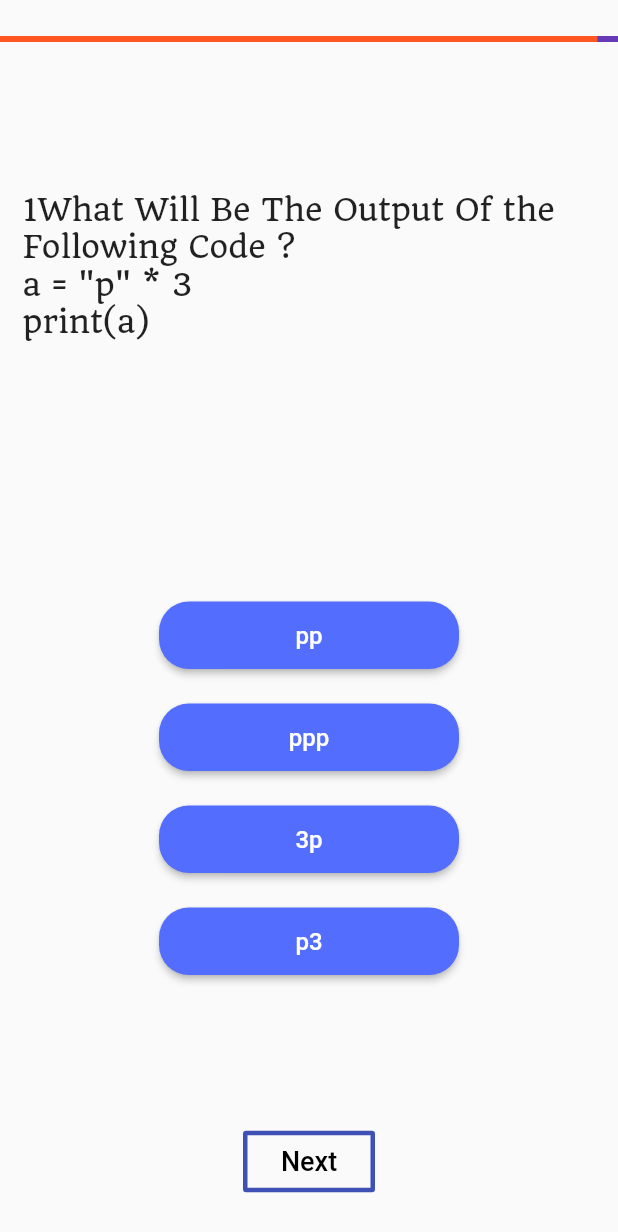
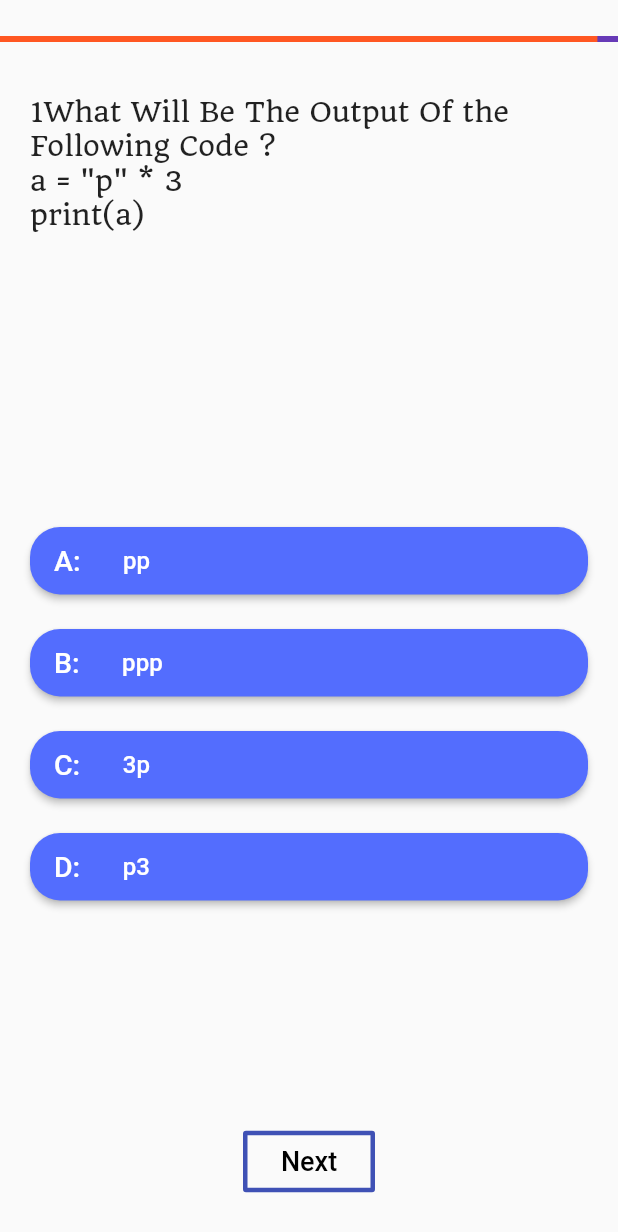
Before and after one commit to umairnawaz333/MyQuizApp-Flutter, a Flutter app: the screen it shows after launch, after a tap on "Python", on a phone screen of 412 x 824 dp. Shown: the top 1232 px of the screen. Run offline on Flutter 3.47's test engine with Material 2 defaults, Android fonts, the phone set to English and light mode, and no system bars; Roboto replaces fonts that are missing (Alike); project files that could hold a hidden picture were left out.

Commit message:
All funtionality Complete now ...

```diff
--- a/lib/home.dart
+++ b/lib/home.dart
@@ -1,3 +1,4 @@
+import 'package:flutter/cupertino.dart';
 import 'package:flutter/material.dart';
 import 'package:flutter/services.dart';
 import 'package:quizstar/quizpage.dart';
@@ -42,19 +43,21 @@ class _homepageState extends State<homepage> {
           elevation: 10.0,
           borderRadius: BorderRadius.circular(25.0),
           child: Container(
-            child: Column(
+            child: Row(
               children: <Widget>[
                 Padding(
                   padding: EdgeInsets.symmetric(
-                    vertical: 10.0,
+                    vertical: 0.0,
                   ),
+                  child: Padding(
+                    padding: const EdgeInsets.all(8.0),
                     child: Material(
+
                       elevation: 5.0,
                       borderRadius: BorderRadius.circular(100.0),
-                    child: Container(
-                      // changing from 200 to 150 as to look better
-                      height: 150.0,
-                      width: 150.0,
+                      child: Container(                    // changing from 200 to 150 as to look better
+                        height: 60.0,
+                        width: 60.0,
                         child: ClipOval(
                           child: Image(
                             fit: BoxFit.cover,
@@ -66,7 +69,9 @@ class _homepageState extends State<homepage> {
                       ),
                     ),
                   ),
-                Center(
+                ),
+                Expanded(
+                  child: Center(
                     child: Text(
                       langname,
                       style: TextStyle(
@@ -74,22 +79,10 @@ class _homepageState extends State<homepage> {
                         color: Colors.white,
                         fontFamily: "Quando",
                         fontWeight: FontWeight.w700,
+
                       ),
                     ),
                   ),
-                Container(
-                  padding: EdgeInsets.all(20.0),
-                  child: Text(
-                    des,
-                    style: TextStyle(
-                      fontSize: 18.0,
-                      color: Colors.white,
-                      fontFamily: "Alike"
-                    ),
-                    maxLines: 5,
-                    textAlign: TextAlign.justify,
-                  ),
-
                 ),
               ],
             ),
@@ -105,15 +98,37 @@ class _homepageState extends State<homepage> {
       DeviceOrientation.portraitDown, DeviceOrientation.portraitUp
     ]);
     return Scaffold(
-      appBar: AppBar(
-        title: Text(
-          "Quizstar",
+      body: Column(
+        children: [
+          Expanded(
+            flex: 2,
+            child: Container(
+              width: double.infinity,
+              decoration: new BoxDecoration(
+                color: Colors.indigo,
+                boxShadow: [
+                  new BoxShadow(blurRadius: 40.0)
+                ],
+                borderRadius: new BorderRadius.vertical(
+                    bottom: new Radius.elliptical(
+                        MediaQuery.of(context).size.width, 100.0)),
+              ),
+              alignment: Alignment.center,
+              child: Center(
+                child: Text(
+                  "Subjects",
                   style: TextStyle(
+                    fontSize: 30.0,
                     fontFamily: "Quando",
+                    color: Colors.white,
                   ),
                 ),
               ),
-      body: ListView(
+            ),
+          ),
+          Expanded(
+            flex: 6,
+            child: ListView(
               children: <Widget>[
                 customcard("Python", images[0], des[0]),
                 customcard("Java", images[1], des[1]),
@@ -122,6 +137,11 @@ class _homepageState extends State<homepage> {
                 customcard("Linux", images[4], des[4]),
               ],
             ),
+          ),
+        ],
+      ),
+
+
     );
   }
 }
--- a/lib/main.dart
+++ b/lib/main.dart
@@ -8,7 +8,7 @@ class MyApp extends StatelessWidget {
   Widget build(BuildContext context) {
     return MaterialApp(
       debugShowCheckedModeBanner: false,
-      title: "Quizstar",
+      title: "Quizpops",
       theme: ThemeData(
         primarySwatch: Colors.indigo,
       ),
--- a/lib/quizpage.dart
+++ b/lib/quizpage.dart
@@ -9,7 +9,9 @@ class getjson extends StatelessWidget {
   // accept the langname as a parameter
 
   String langname;
+
   getjson(this.langname);
+
   String assettoload;
 
   // a function
@@ -60,12 +62,14 @@ class quizpage extends StatefulWidget {
   final List mydata;
 
   quizpage({Key key, @required this.mydata}) : super(key: key);
+
   @override
   _quizpageState createState() => _quizpageState(mydata);
 }
 
 class _quizpageState extends State<quizpage> {
   final List mydata;
+
   _quizpageState(this.mydata);
 
   Color colortoshow = Colors.indigoAccent;
@@ -75,6 +79,7 @@ class _quizpageState extends State<quizpage> {
   int marks = 0;
   int i = 1;
   bool disableAnswer = false;
+
   // extra varibale to iterate
   int j = 1;
   double timer = 30;
@@ -83,7 +88,6 @@ class _quizpageState extends State<quizpage> {
   List<String> selected_awnser = <String>[];
   String select = "";
   Timer T;
-
 
   Map<String, Color> btncolor = {
     "a": Colors.indigoAccent,
@@ -98,16 +102,16 @@ class _quizpageState extends State<quizpage> {
   // to create the array elements randomly use the dart:math module
   // -----     CODE TO GENERATE ARRAY RANDOMLY
 
-  genrandomarray(){
+  genrandomarray() {
     var distinctIds = [];
     var rand = new Random();
-      for (int i = 0; ;) {
-        distinctIds.add(rand.nextInt(10)+1);
+    for (int i = 0;;) {
+      distinctIds.add(rand.nextInt(10) + 1);
 
       random_array = distinctIds.toSet().toList();
-          if(random_array.length < 10){
+      if (random_array.length < 10) {
         continue;
-          }else{
+      } else {
         break;
       }
     }
@@ -176,7 +180,10 @@ class _quizpageState extends State<quizpage> {
         j++;
       } else {
         Navigator.of(context).pushReplacement(MaterialPageRoute(
-          builder: (context) => resultpage(mydata: mydata, selected_awnser: selected_awnser, random_array:random_array),
+          builder: (context) => resultpage(
+              mydata: mydata,
+              selected_awnser: selected_awnser,
+              random_array: random_array),
         ));
       }
       btncolor["a"] = Colors.indigoAccent;
@@ -190,7 +197,6 @@ class _quizpageState extends State<quizpage> {
   }
 
   void checkanswer(String k) {
-
     // in the previous version this was
     // mydata[2]["1"] == mydata[1]["1"][k]
     // which i forgot to change
@@ -219,16 +225,13 @@ class _quizpageState extends State<quizpage> {
     });
     // nextquestion();
     // changed timer duration to 1 second
-
   }
 
-  void nextbtn(){
-
-    if(select != ""){
+  void nextbtn() {
+    if (select != "") {
       selected_awnser.add(select);
       select = "";
-    }
-    else{
+    } else {
       selected_awnser.add("");
     }
 
@@ -247,7 +250,17 @@ class _quizpageState extends State<quizpage> {
       ),
       child: MaterialButton(
         onPressed: () => checkanswer(k),
-        child: Text(
+        child: Row(
+          children: [
+            Text(
+              k.toUpperCase()+":      ",
+              style: TextStyle(
+                color: Colors.white,
+                fontFamily: "Alike",
+                fontSize: 19.0,
+              ),
+            ),
+            Text(
               mydata[1][i.toString()][k],
               style: TextStyle(
                 color: Colors.white,
@@ -255,6 +268,8 @@ class _quizpageState extends State<quizpage> {
                 fontSize: 16.0,
               ),
               maxLines: 1,
+            ),
+          ],
         ),
         color: btncolor[k],
         splashColor: Colors.indigo[700],
@@ -270,7 +285,7 @@ class _quizpageState extends State<quizpage> {
   @override
   Widget build(BuildContext context) {
     print(showtimer);
-    double a = ((showtimer*10)/3)/100;
+    double a = ((showtimer * 10) / 3) / 100;
     SystemChrome.setPreferredOrientations(
         [DeviceOrientation.portraitDown, DeviceOrientation.portraitUp]);
     return WillPopScope(
@@ -306,22 +321,21 @@ class _quizpageState extends State<quizpage> {
               backgroundColor: Colors.deepPurple,
             ),
             Expanded(
-              flex: 3,
-              child: Center(
+              flex: 2,
               child: Container(
-                  padding: EdgeInsets.all(15.0),
+                margin: EdgeInsets.only(top: 15.0),
+                padding: EdgeInsets.all(20.0),
                 child: Text(
                   mydata[0][i.toString()],
                   style: TextStyle(
-                      fontSize: 20.0,
+                    fontSize: 18.0,
                     fontFamily: "Quando",
                   ),
                 ),
               ),
             ),
-            ),
             Expanded(
-                flex: 4,
+              flex: 5,
               child: AbsorbPointer(
                 absorbing: disableAnswer,
                 child: Container(
@@ -357,7 +371,6 @@ class _quizpageState extends State<quizpage> {
                     ),
                     borderSide: BorderSide(width: 3.0, color: Colors.indigo),
                     splashColor: Colors.indigo,
-
                   ),
                 ),
               ),
--- a/lib/splash.dart
+++ b/lib/splash.dart
@@ -27,7 +27,7 @@ class _splashscreenState extends State<splashscreen> {
       backgroundColor: Colors.indigo,
       body: Center(
         child: Text(
-          "Quizstar\nTest Yourself !!",
+          "Quizpops",
           style: TextStyle(
             fontSize: 50.0,
             color: Colors.white,
```
Also changed, not shown: lib/resultpage.dart (+37 -13 lines), lib/reviewpage.dart (+18 -3 lines). Lines whose indentation alone changed are shown as unchanged.
